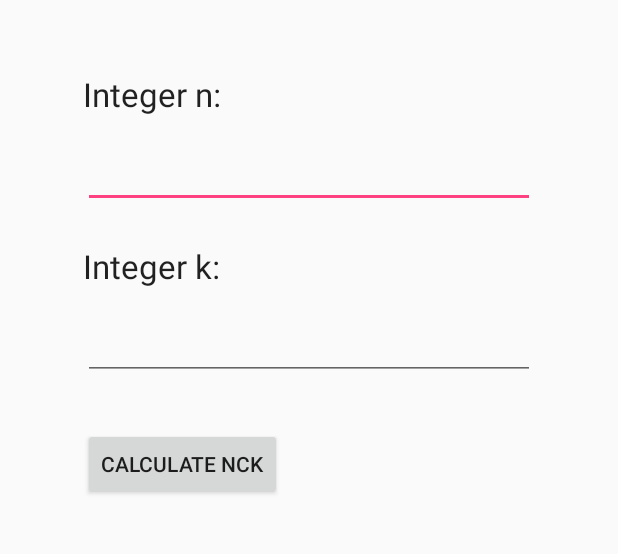
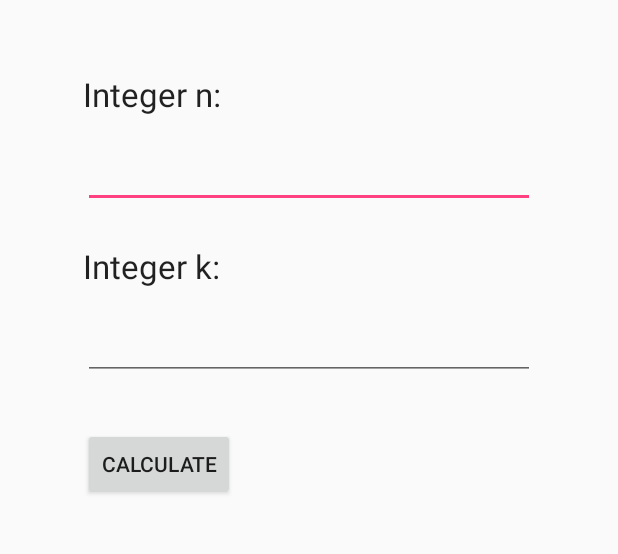
Before and after one commit to Simon-Seo/Binomial-Coefficient-Calculator, an Android app: the screen it shows after launch (MainActivity), on a phone screen of 412 x 824 dp, the part 104-658 px from its top. Run offline under Robolectric (Android 15) with nearby library versions, the phone set to English and light mode, and no system bars.

Commit message:
Fixed overflowing issues with large numbers. There is no longer a size limit for the output.
Calculate button text altered from "CALCULATE NCK" to "CALCULATE"

```diff
--- a/src/main/res/layout/activity_main.xml
+++ b/src/main/res/layout/activity_main.xml
@@ -24,7 +24,7 @@
         android:layout_height="wrap_content"
         android:textAppearance="?android:attr/textAppearanceLarge"
         android:text="Integer n:"
-        android:id="@+id/textView_int_n"
+        android:id="@+id/textView_BigInteger_n"
         android:layout_marginTop="48dp"
         android:layout_below="@+id/textView_title"
         android:layout_alignLeft="@+id/textView_title"
@@ -35,11 +35,11 @@
         android:layout_height="wrap_content"
         android:inputType="number"
         android:ems="10"
-        android:id="@+id/editText_int_n"
+        android:id="@+id/editText_BigInteger_n"
         android:layout_marginTop="16dp"
-        android:layout_below="@+id/textView_int_n"
-        android:layout_alignLeft="@+id/textView_int_n"
-        android:layout_alignStart="@+id/textView_int_n"
+        android:layout_below="@+id/textView_BigInteger_n"
+        android:layout_alignLeft="@+id/textView_BigInteger_n"
+        android:layout_alignStart="@+id/textView_BigInteger_n"
         android:layout_alignRight="@+id/textView_title"
         android:layout_alignEnd="@+id/textView_title" />
 
@@ -48,33 +48,33 @@
         android:layout_height="wrap_content"
         android:textAppearance="?android:attr/textAppearanceLarge"
         android:text="Integer k:"
-        android:id="@+id/textView_int_k"
+        android:id="@+id/textView_BigInteger_k"
         android:layout_marginTop="24dp"
-        android:layout_below="@+id/editText_int_n"
-        android:layout_alignLeft="@+id/editText_int_n"
-        android:layout_alignStart="@+id/editText_int_n" />
+        android:layout_below="@+id/editText_BigInteger_n"
+        android:layout_alignLeft="@+id/editText_BigInteger_n"
+        android:layout_alignStart="@+id/editText_BigInteger_n" />
 
     <EditText
         android:layout_width="wrap_content"
         android:layout_height="wrap_content"
         android:inputType="number"
         android:ems="10"
-        android:id="@+id/editText_int_k"
+        android:id="@+id/editText_BigInteger_k"
         android:layout_marginTop="16dp"
-        android:layout_below="@+id/textView_int_k"
-        android:layout_alignLeft="@+id/textView_int_k"
-        android:layout_alignStart="@+id/textView_int_k"
-        android:layout_alignRight="@+id/editText_int_n"
-        android:layout_alignEnd="@+id/editText_int_n" />
+        android:layout_below="@+id/textView_BigInteger_k"
+        android:layout_alignLeft="@+id/textView_BigInteger_k"
+        android:layout_alignStart="@+id/textView_BigInteger_k"
+        android:layout_alignRight="@+id/editText_BigInteger_n"
+        android:layout_alignEnd="@+id/editText_BigInteger_n" />
 
     <Button
         android:layout_width="wrap_content"
         android:layout_height="wrap_content"
-        android:text="Calculate nCk"
+        android:text="Calculate"
         android:id="@+id/button_calculate"
-        android:layout_below="@+id/editText_int_k"
-        android:layout_alignLeft="@+id/editText_int_k"
-        android:layout_alignStart="@+id/editText_int_k"
+        android:layout_below="@+id/editText_BigInteger_k"
+        android:layout_alignLeft="@+id/editText_BigInteger_k"
+        android:layout_alignStart="@+id/editText_BigInteger_k"
         android:layout_marginTop="32dp" />
 
     <TextView
@@ -86,7 +86,7 @@
         android:layout_alignLeft="@+id/button_calculate"
         android:layout_alignStart="@+id/button_calculate"
         android:layout_marginTop="22dp"
-        android:layout_alignRight="@+id/editText_int_k"
-        android:layout_alignEnd="@+id/editText_int_k" />
+        android:layout_alignRight="@+id/editText_BigInteger_k"
+        android:layout_alignEnd="@+id/editText_BigInteger_k" />
 
 </RelativeLayout>
```
Also changed, not shown: src/main/java/comsimon_seo/github/binomcoeffcalc/MainActivity.java (+19 -18 lines).
